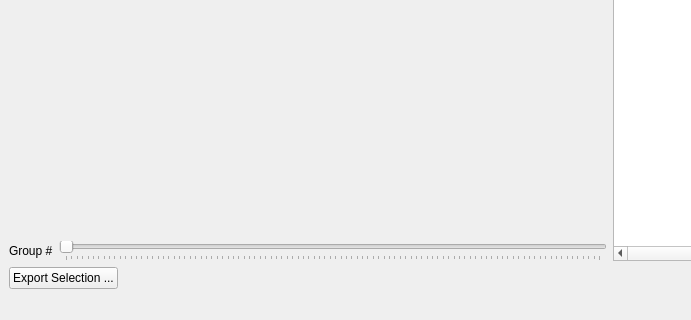
This is ui/ui_file_metadata_display.ui in neutronimaging/python_notebooks as Qt 5 draws it before an edit; both pictures show x 0 to 691 and y 367 to 687 of the 922 by 687 pixel window. The edited form follows.
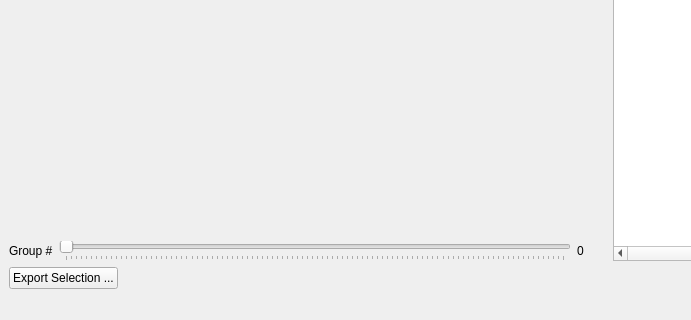
This is the edited form.

Patch:
```diff
--- a/ui/ui_file_metadata_display.ui
+++ b/ui/ui_file_metadata_display.ui
@@ -136,6 +136,25 @@
             </property>
            </widget>
           </item>
+          <item>
+           <widget class="QLabel" name="group_label">
+            <property name="minimumSize">
+             <size>
+              <width>30</width>
+              <height>0</height>
+             </size>
+            </property>
+            <property name="maximumSize">
+             <size>
+              <width>30</width>
+              <height>16777215</height>
+             </size>
+            </property>
+            <property name="text">
+             <string>0</string>
+            </property>
+           </widget>
+          </item>
          </layout>
         </item>
        </layout>
```
Left out of the diff: 5 changed lines with no effect on the pictures.
